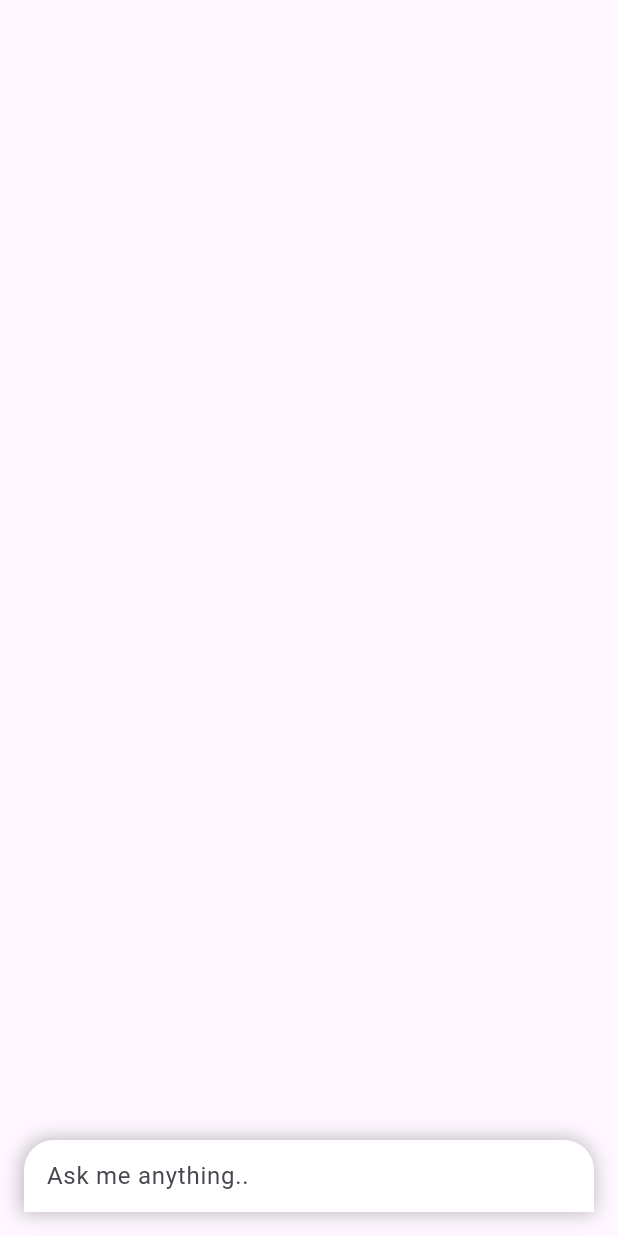
After one commit to PythonManRemastered/chat_bot, a Flutter app: the screen it shows after launch, on a phone screen of 412 x 824 dp. The commit adds this screen. Run offline on Flutter 3.47's test engine with Material 3 defaults, Android fonts, the phone set to English and light mode, and no system bars.

Commit message:
chat bot UI

```diff
--- /dev/null
+++ b/lib/app/pages/chat_page.dart
@@ -0,0 +1,115 @@
+import 'package:flutter/material.dart';
+
+class ChatPage extends StatefulWidget {
+  const ChatPage({super.key});
+
+  @override
+  State<ChatPage> createState() => _ChatPageState();
+}
+
+class _ChatPageState extends State<ChatPage> {
+  final chatController = TextEditingController();
+  final FocusNode _focusNode = FocusNode();
+  List<String> message = [];
+
+  @override
+  Widget build(BuildContext context) {
+    return Scaffold(
+      body: Padding(
+        padding: const EdgeInsets.all(8.0),
+        child: Column(
+          children: [
+            Expanded(
+              child: ListView.builder(
+                itemCount: message.length,
+                itemBuilder: (context, index) => Container(
+                    padding:
+                        const EdgeInsets.symmetric(horizontal: 10, vertical: 8),
+                    margin: const EdgeInsets.only(top: 10),
+                    decoration: BoxDecoration(
+                        borderRadius: BorderRadius.circular(10),
+                        color: Colors.white,
+                        boxShadow: const [
+                          BoxShadow(
+                            offset: Offset(-1, 0),
+                            blurRadius: 5,
+                            spreadRadius: 1,
+                            color: Colors.black12,
+                          )
+                        ]),
+                    child: Column(
+                      crossAxisAlignment: CrossAxisAlignment.start,
+                      children: [
+                        const Text(
+                          'Role: user or assistant',
+                          style: TextStyle(
+                              fontSize: 12,
+                              fontWeight: FontWeight.bold,
+                              color: Colors.black26),
+                        ),
+                        Text(
+                          message[index],
+                          style: const TextStyle(fontSize: 16),
+                        ),
+                      ],
+                    )),
+              ),
+            ),
+            const SizedBox(height: 40),
+            Padding(
+              padding: const EdgeInsets.all(8.0),
+              child: Row(
+                children: [
+                  Expanded(
+                    child: KeyboardListener(
+                      focusNode: _focusNode,
+                      onKeyEvent: (event) {
+                        // if (event is KeyDownEvent &&
+                        //     event.logicalKey == LogicalKeyboardKey.enter) {
+                        //   // ... // your action here
+                        //   print(chatController.text);
+                        // }
+                      },
+                      child: Container(
+                        padding: const EdgeInsets.symmetric(horizontal: 15),
+                        decoration: const BoxDecoration(
+                          borderRadius: BorderRadius.only(
+                            topLeft: Radius.circular(20),
+                            topRight: Radius.circular(20),
+                          ),
+                          boxShadow: [
+                            BoxShadow(
+                              offset: Offset(-1, 0),
+                              blurRadius: 10,
+                              spreadRadius: 1,
+                              color: Colors.black26,
+                            )
+                          ],
+                          color: Colors.white,
+                        ),
+                        child: TextField(
+                          // maxLines: null,
+                          controller: chatController,
+                          decoration: const InputDecoration(
+                            hintText: 'Ask me anything..',
+                            border: InputBorder.none,
+                            // contentPadding: EdgeInsets.all(0),
+                          ),
+                          onSubmitted: (value) {
+                            message.add(value);
+                            chatController.clear();
+                            setState(() {});
+                          },
+                        ),
+                      ),
+                    ),
+                  ),
+                ],
+              ),
+            ),
+          ],
+        ),
+      ),
+    );
+  }
+}
--- a/lib/main.dart
+++ b/lib/main.dart
@@ -1,4 +1,5 @@
-import 'package:chat_bot/week1.dart';
+import 'package:chat_bot/app/pages/chat_page.dart';
+import 'package:chat_bot/practice.dart';
 import 'package:flutter/material.dart';
 
 void main() {
@@ -17,7 +18,7 @@ class MyApp extends StatelessWidget {
         colorScheme: ColorScheme.fromSeed(seedColor: Colors.deepPurple),
         useMaterial3: true,
       ),
-      home: Week2Practice(),
+      home: ChatPage(),
     );
   }
 }
```
Also changed, not shown: lib/practice.dart (renamed from lib/week1.dart), pubspec.lock.
